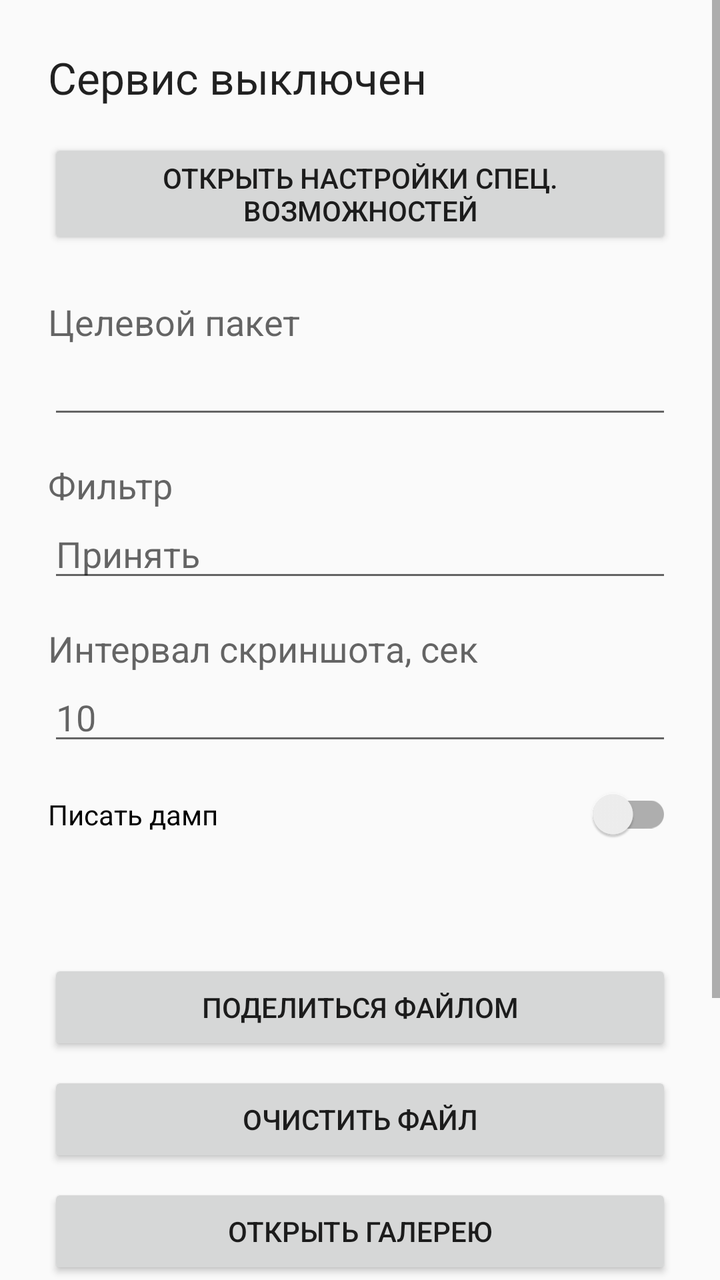
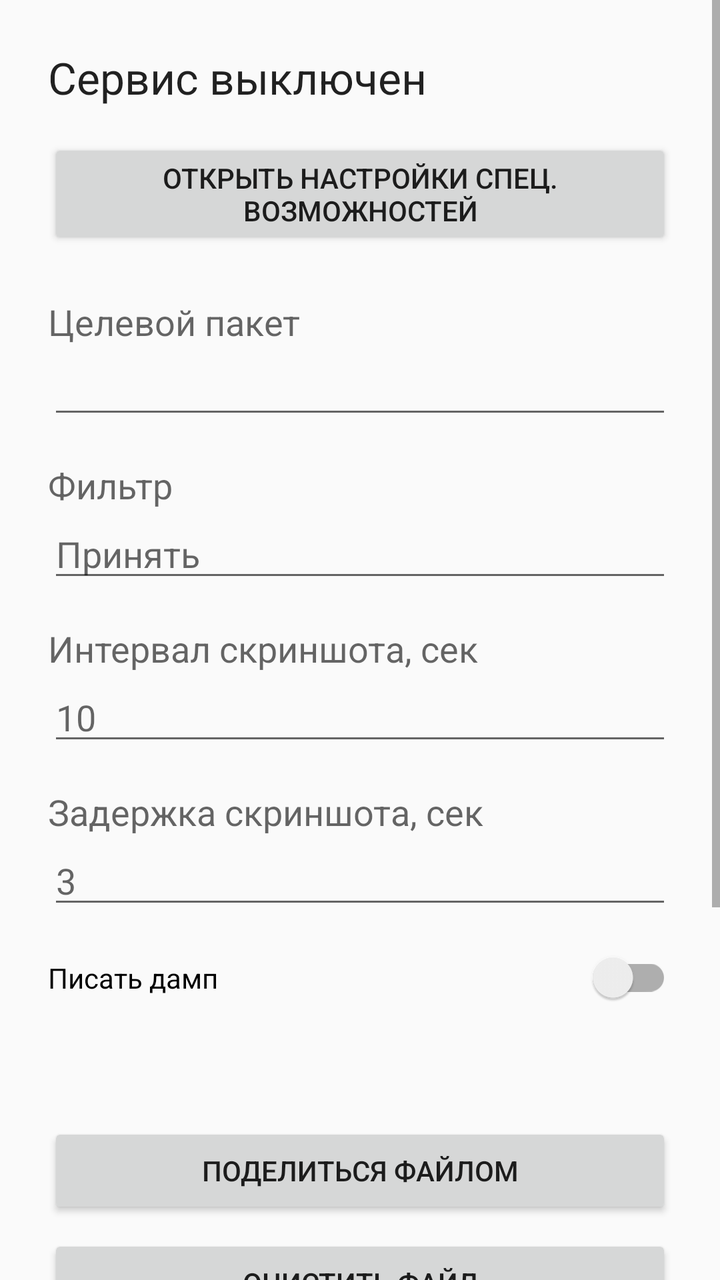

Compare the two renders of this Android layout. The source of the first and the diff that turns it into the second are given below.
<!-- AndroidManifest.xml: application theme Theme.TreeDumper -->
<!-- res/layout/activity_main.xml -->
<?xml version="1.0" encoding="utf-8"?>
<ScrollView xmlns:android="http://schemas.android.com/apk/res/android"
    android:layout_width="match_parent"
    android:layout_height="match_parent"
    android:fillViewport="true">

    <LinearLayout
        android:layout_width="match_parent"
        android:layout_height="wrap_content"
        android:orientation="vertical"
        android:padding="24dp">

        <TextView
            android:id="@+id/statusText"
            android:layout_width="match_parent"
            android:layout_height="wrap_content"
            android:text="@string/service_disabled"
            android:textAppearance="@style/TextAppearance.AppCompat.Large" />

        <Button
            android:id="@+id/openSettingsButton"
            android:layout_width="match_parent"
            android:layout_height="wrap_content"
            android:layout_marginTop="16dp"
            android:text="@string/open_settings" />

        <TextView
            android:layout_width="match_parent"
            android:layout_height="wrap_content"
            android:layout_marginTop="24dp"
            android:text="@string/target_package_label"
            android:textAppearance="@style/TextAppearance.AppCompat.Medium" />

        <EditText
            android:id="@+id/targetPackageEdit"
            android:layout_width="match_parent"
            android:layout_height="wrap_content"
            android:imeOptions="actionDone"
            android:inputType="text"
            android:singleLine="true" />

        <TextView
            android:layout_width="match_parent"
            android:layout_height="wrap_content"
            android:layout_marginTop="16dp"
            android:text="@string/filter_label"
            android:textAppearance="@style/TextAppearance.AppCompat.Medium" />

        <EditText
            android:id="@+id/filterEdit"
            android:layout_width="match_parent"
            android:layout_height="wrap_content"
            android:hint="@string/filter_hint"
            android:imeOptions="actionDone"
            android:inputType="text"
            android:singleLine="true" />

        <TextView
            android:layout_width="match_parent"
            android:layout_height="wrap_content"
            android:layout_marginTop="16dp"
            android:text="@string/screenshot_interval_label"
            android:textAppearance="@style/TextAppearance.AppCompat.Medium" />

        <EditText
            android:id="@+id/screenshotIntervalEdit"
            android:layout_width="match_parent"
            android:layout_height="wrap_content"
            android:hint="@string/screenshot_interval_hint"
            android:imeOptions="actionDone"
            android:inputType="number"
            android:singleLine="true" />

        <androidx.appcompat.widget.SwitchCompat
            android:id="@+id/dumpSwitch"
            android:layout_width="match_parent"
            android:layout_height="wrap_content"
            android:layout_marginTop="16dp"
            android:text="@string/dump_enabled" />

        <TextView
            android:id="@+id/fileInfoText"
            android:layout_width="match_parent"
            android:layout_height="wrap_content"
            android:layout_marginTop="24dp"
            android:textAppearance="@style/TextAppearance.AppCompat.Small" />

        <Button
            android:id="@+id/shareButton"
            android:layout_width="match_parent"
            android:layout_height="wrap_content"
            android:layout_marginTop="16dp"
            android:text="@string/share" />

        <Button
            android:id="@+id/clearButton"
            android:layout_width="match_parent"
            android:layout_height="wrap_content"
            android:layout_marginTop="8dp"
            android:text="@string/clear" />

        <Button
            android:id="@+id/galleryButton"
            android:layout_width="match_parent"
            android:layout_height="wrap_content"
            android:layout_marginTop="8dp"
            android:text="@string/open_gallery" />

        <TextView
            android:id="@+id/hintText"
            android:layout_width="match_parent"
            android:layout_height="wrap_content"
            android:layout_marginTop="24dp"
            android:text="@string/hint"
            android:textAppearance="@style/TextAppearance.AppCompat.Small" />

    </LinearLayout>

</ScrollView>
<!-- resources referenced by this layout -->
<resources>
  <string name="clear">Очистить файл</string>
  <string name="dump_enabled">Писать дамп</string>
  <string name="filter_hint">Принять</string>
  <string name="filter_label">Фильтр</string>
  <string name="hint">Как включить: нажмите кнопку настроек, найдите «YaPro Tree Dumper» и включите сервис, затем включите переключатель «Писать дамп» и откройте Яндекс Про.\nКак забрать файл: adb pull /sdcard/Android/data/com.example.treedumper/files/tree_dump.txt &lt;папка&gt; или кнопка «Поделиться файлом».</string>
  <string name="open_gallery">Открыть галерею</string>
  <string name="open_settings">Открыть настройки спец. возможностей</string>
  <string name="screenshot_interval_hint">10</string>
  <string name="screenshot_interval_label">Интервал скриншота, сек</string>
  <string name="service_disabled">Сервис выключен</string>
  <string name="share">Поделиться файлом</string>
  <string name="target_package_label">Целевой пакет</string>
  <style name="Theme.TreeDumper" parent="Theme.AppCompat.DayNight.NoActionBar" />
</resources>

<!-- the commit's change to res/layout/activity_main.xml (unified diff, before → after) -->
@@ -71,6 +71,22 @@
             android:inputType="number"
             android:singleLine="true" />
 
+        <TextView
+            android:layout_width="match_parent"
+            android:layout_height="wrap_content"
+            android:layout_marginTop="16dp"
+            android:text="@string/screenshot_delay_label"
+            android:textAppearance="@style/TextAppearance.AppCompat.Medium" />
+
+        <EditText
+            android:id="@+id/screenshotDelayEdit"
+            android:layout_width="match_parent"
+            android:layout_height="wrap_content"
+            android:hint="@string/screenshot_delay_hint"
+            android:imeOptions="actionDone"
+            android:inputType="number"
+            android:singleLine="true" />
+
         <androidx.appcompat.widget.SwitchCompat
             android:id="@+id/dumpSwitch"
             android:layout_width="match_parent"
<!-- resource entries referenced after the edit -->
@@ -7,6 +7,8 @@
   <string name="hint">Как включить: нажмите кнопку настроек, найдите «YaPro Tree Dumper» и включите сервис, затем включите переключатель «Писать дамп» и откройте Яндекс Про.\nКак забрать файл: adb pull /sdcard/Android/data/com.example.treedumper/files/tree_dump.txt &lt;папка&gt; или кнопка «Поделиться файлом».</string>
   <string name="open_gallery">Открыть галерею</string>
   <string name="open_settings">Открыть настройки спец. возможностей</string>
+  <string name="screenshot_delay_hint">3</string>
+  <string name="screenshot_delay_label">Задержка скриншота, сек</string>
   <string name="screenshot_interval_hint">10</string>
   <string name="screenshot_interval_label">Интервал скриншота, сек</string>
   <string name="service_disabled">Сервис выключен</string>
